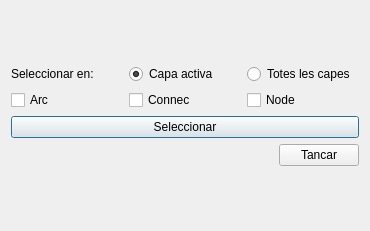
Before: the Qt Designer form core/ui/my_plugin/dlg_boton2.ui in Giswater/gw_example_plugin, drawn with Qt 5.
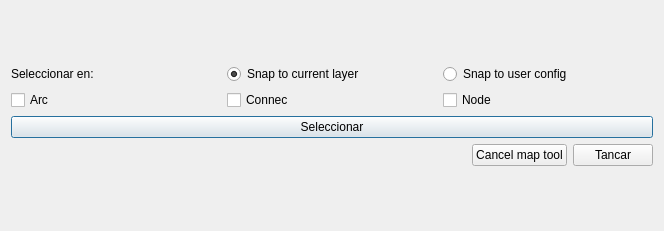
After: the same form once the commit is applied.

The edit to the form file:
```diff
--- a/core/ui/my_plugin/dlg_boton2.ui
+++ b/core/ui/my_plugin/dlg_boton2.ui
@@ -6,7 +6,7 @@
    <rect>
     <x>0</x>
     <y>0</y>
-    <width>370</width>
+    <width>664</width>
     <height>231</height>
    </rect>
   </property>
@@ -31,7 +31,7 @@
           <string>Fes Snapping només a la capa seleccionada.</string>
          </property>
          <property name="text">
-          <string>Capa activa</string>
+          <string>Snap to current layer</string>
          </property>
          <property name="checked">
           <bool>true</bool>
@@ -44,7 +44,7 @@
           <string>Fes Snapping a totes les capes.</string>
          </property>
          <property name="text">
-          <string>Totes les capes</string>
+          <string>Snap to user config</string>
          </property>
         </widget>
        </item>
@@ -104,6 +104,13 @@
          </property>
         </spacer>
        </item>
+       <item>
+        <widget class="QPushButton" name="btn_cancel">
+         <property name="text">
+          <string>Cancel map tool</string>
+         </property>
+        </widget>
+       </item>
        <item>
         <widget class="QPushButton" name="btn_close">
          <property name="text">
```
